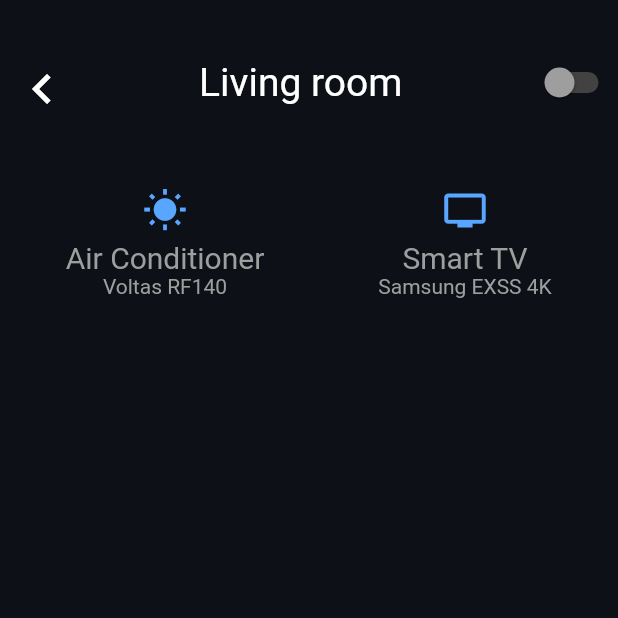
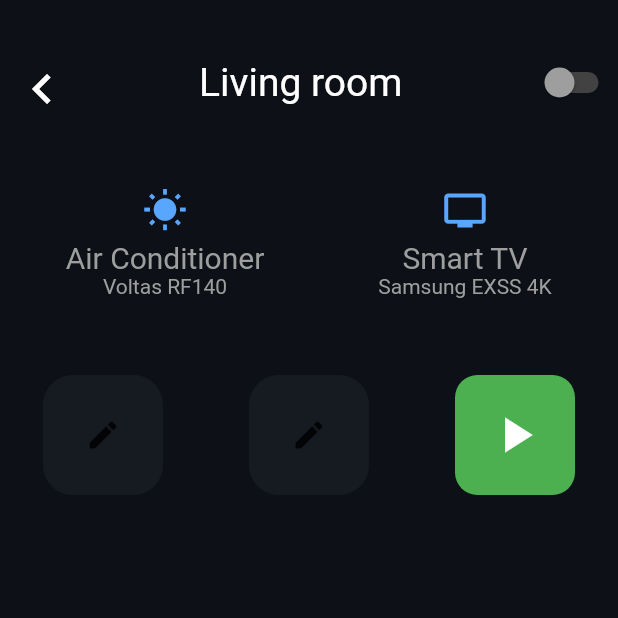
Before and after one commit to Ringlex/SmartHome, a Flutter app: the screen it shows after launch, after a tap on "Washing Machine", on a phone screen of 412 x 824 dp, the top half of it. Run offline on Flutter 3.47's test engine with Material 2 defaults, Android fonts, the phone set to English and light mode, and no system bars.

Commit message:
Wash machine layout - part 1

```diff
--- a/lib/features/home/presentation/pages/home_screen.dart
+++ b/lib/features/home/presentation/pages/home_screen.dart
@@ -111,7 +111,9 @@ class _HomeScreenState extends State<HomeScreen>
           ],
         ),
       ),
-      body: TabBarView(controller: _tabController, children: <Widget>[
+      body: TabBarView(
+          controller: _tabController,
+          children: <Widget>[
             LivingRoomView(),
             KitchenView(),
             Container(color: Color(0xFF0D1117)),
--- a/lib/features/home/presentation/widgets/living_room_view.dart
+++ b/lib/features/home/presentation/widgets/living_room_view.dart
@@ -10,8 +10,10 @@ class LivingRoomView extends StatefulWidget {
 
 class _LivingRoomViewState extends State<LivingRoomView> {
   @override
+  @override
   Widget build(BuildContext context) {
     int lengthList = livingRoomTools.length;
+
     return LayoutBuilder(
       builder: (BuildContext context, BoxConstraints constraints) {
         return Padding(
--- a/lib/features/home/presentation/widgets/washing_machine.dart
+++ b/lib/features/home/presentation/widgets/washing_machine.dart
@@ -6,10 +6,74 @@ class WashingMachine extends StatefulWidget {
 }
 
 class _WashingMachineState extends State<WashingMachine> {
+  bool stateMachine = false;
   @override
   Widget build(BuildContext context) {
-    return Container(
-
+    return LayoutBuilder(
+      builder: (context, constrains) {
+        return Column(
+          children: [
+            Row(
+              mainAxisAlignment: MainAxisAlignment.spaceAround,
+              children: [
+                selectButton(Icon(Icons.mode_edit), 'Mode', () {}),
+                selectButton(Icon(Icons.mode_edit), 'Mode', () {}),
+                GestureDetector(
+                  onTap: () {
+                    setState(() {
+                      stateMachine = !stateMachine;
+                    });
+                  },
+                  child: AnimatedSwitcher(
+                    duration: Duration(milliseconds: 300),
+                    switchInCurve: Curves.easeInBack,
+                    transitionBuilder: (child, animation) =>
+                        ScaleTransition(scale: animation, child: child),
+                    child: stateMachine
+                        ? onOfButton(stateMachine)
+                        : onOfButton(stateMachine),
+                  ),
+                ),
+              ],
+            ),
+          ],
+        );
+      },
     );
   }
 }
+
+Widget selectButton(Icon icon, String title, Function func) {
+  return Container(
+    child: icon,
+    height: 80,
+    width: 80,
+    decoration: BoxDecoration(
+      borderRadius: BorderRadius.circular(20),
+      color: Color(0xFF161B22),
+    ),
+  );
+}
+
+Widget onOfButton(bool state) {
+  return Container(
+    child: state
+        ? Icon(
+            Icons.pause,
+            color: Colors.white,
+            size: 40,
+          )
+        : Icon(
+            Icons.play_arrow,
+            color: Colors.white,
+            size: 40,
+          ),
+    key: state ? ValueKey('true') : ValueKey('false'),
+    width: 80,
+    height: 80,
+    decoration: BoxDecoration(
+      color: state ? Colors.red : Colors.green,
+      borderRadius: BorderRadius.circular(15),
+    ),
+  );
+}
--- a/lib/main.dart
+++ b/lib/main.dart
@@ -16,7 +16,7 @@ class MyApp extends StatelessWidget {
 
         primarySwatch: Colors.blue,
       ),
-      home: MyHomePage(title: 'Flutter Demo Home Page'),
+      home: MyHomePage(title: 'Smart home'),
     );
   }
 }
```
Lines whose indentation alone changed are shown as unchanged.
